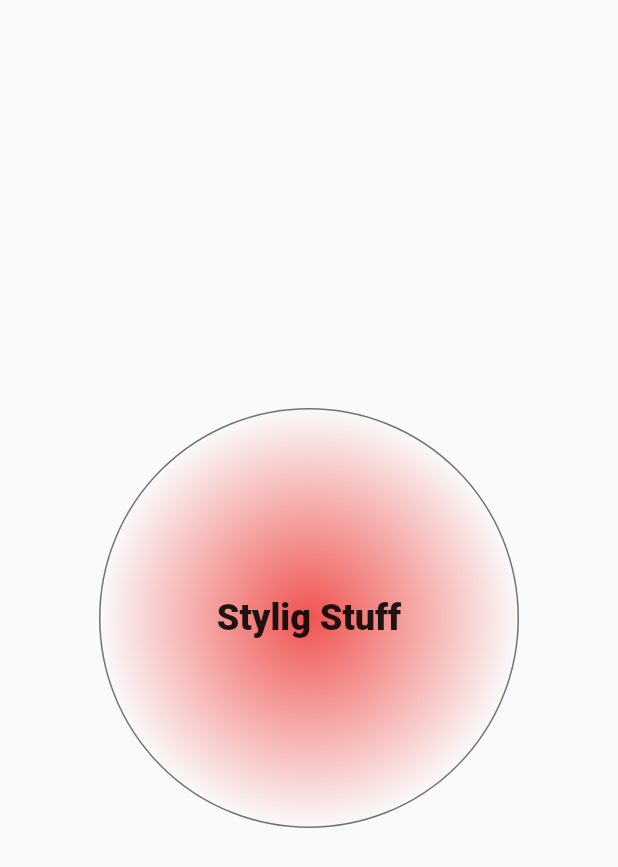
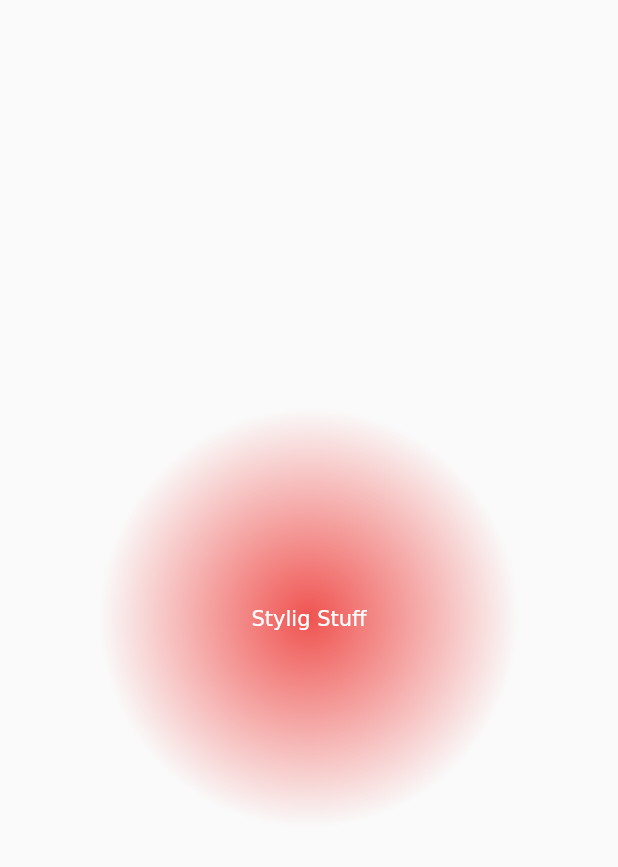
Before and after one commit to itcloudy/chat_app, a Flutter app: the screen it shows after launch, on a phone screen of 412 x 824 dp. Shown: the top 867 px of the screen. Run offline on Flutter 3.47's test engine with Material 2 defaults, Android fonts, the phone set to English and light mode, and no system bars; Roboto replaces fonts that are missing (Georgia).

Commit message:
Using the Different Style Widgets and Properties in Dart's Flutter Framework

```diff
--- a/lib/main.dart
+++ b/lib/main.dart
@@ -27,21 +27,33 @@ class MyApp extends StatelessWidget{
                       Color(0x00ef5350),
                     ],
                   ),
-                  borderRadius: BorderRadius.circular(1000.0),
-                  border: Border.all(
-                    color: Colors.black54,
-                  ),
+                  boxShadow: <BoxShadow>[
+//                    BoxShadow(
+//                      color: Color(0xcc000000),
+//                      offset: Offset(0.0, 2.0),
+//                      blurRadius: 4.0,
+//                    ),
+//                    BoxShadow(
+//                      color: Color(0x80000000),
+//                      offset: Offset(0.0, 6.0),
+//                      blurRadius: 20.0,
+//                    ),
+                  ],
+//                  borderRadius: BorderRadius.circular(1000.0),
+//                  border: Border.all(
+//                    color: Colors.black54,
+//                  ),
+                  shape: BoxShape.rectangle,
                 ),
 
                 alignment: Alignment.center,
-                child: Text(
-                  "Stylig Stuff",
-                  style: TextStyle(
-                    fontSize: 24.0,
-                    fontWeight: FontWeight.w900,
-                    fontFamily: "Georgia",
+                child: RichText(
+                  text: TextSpan(
+                    children: [
+                      TextSpan(text: 'Stylig '),
+                      TextSpan(text: 'Stuff')
+                    ]
                   ),
-//                textAlign: TextAlign.center,
                 ),
               ),
             ),
```
